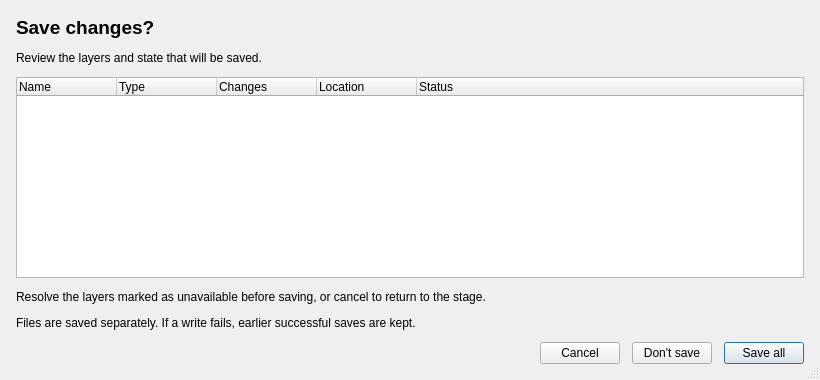
Before: the Qt Designer form sources/app/changesdialog.ui in mikaelsundell/stageviz, drawn with Qt 5.
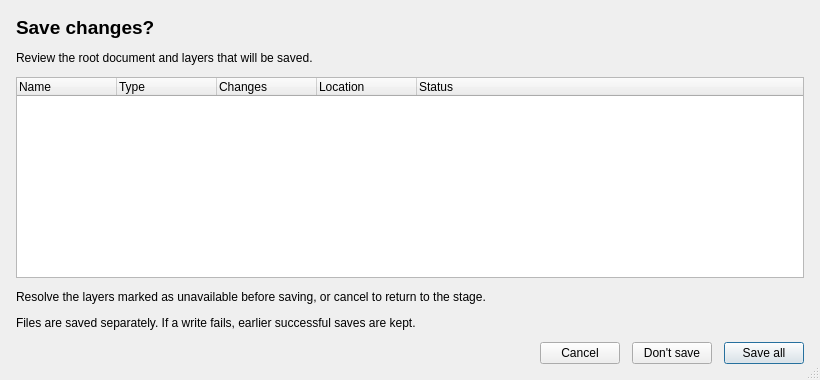
After: the same form once the commit is applied.

Commit message: feat: clarify the active edit layer in the layer editor - Resources: Register EditLayer.png and expose its shared UI role and Python binding - Layer editor: Mark the current edit layer and dim its unavailable mute eye - Tests: Verify icons, mute protection and edit-target switching through GUI and MCP checks - Formatting: Apply clang-format to changed C++ files

Patch:
```diff
--- a/sources/app/changesdialog.ui
+++ b/sources/app/changesdialog.ui
@@ -63,7 +63,7 @@
    <item>
     <widget class="QLabel" name="description">
      <property name="text">
-      <string>Review the layers and state that will be saved.</string>
+      <string>Review the root document and layers that will be saved.</string>
      </property>
      <property name="wordWrap">
       <bool>true</bool>
```
Left out of the diff: 2 changed lines with no effect on the pictures. The commit also changes 20 other files.
